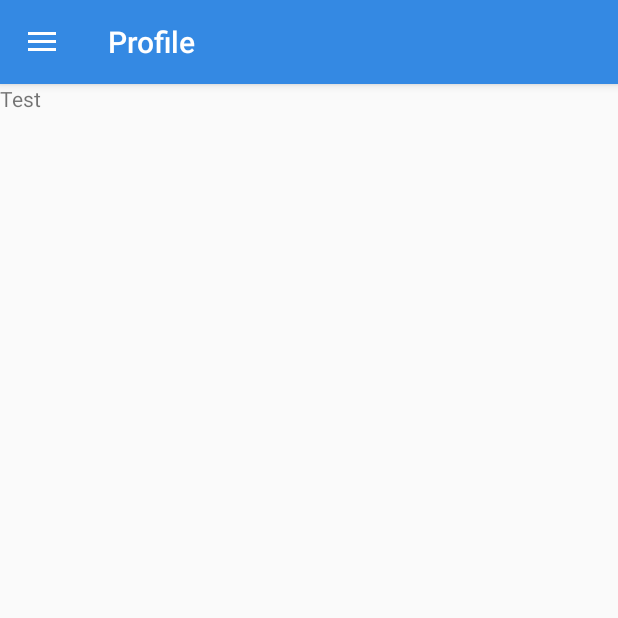
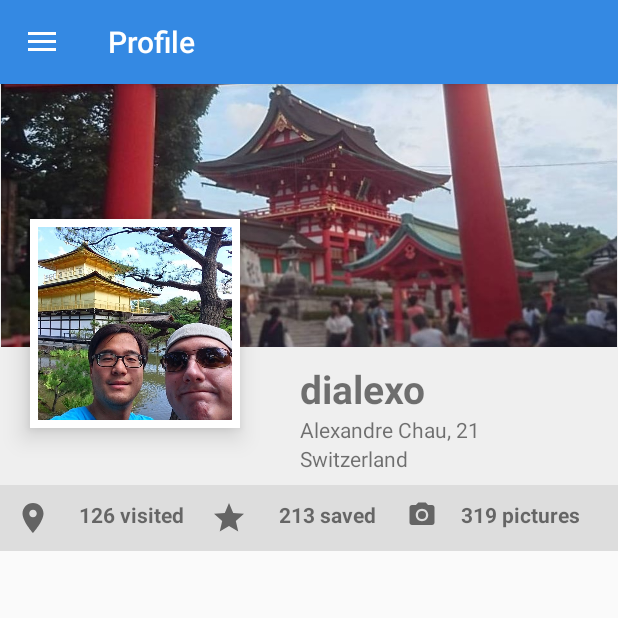
Before and after one commit to codeofmochi/Fiktion, an Android app: the ProfileActivity screen opened directly, with no data from a screen before it, on a phone screen of 412 x 824 dp, the top half of it. Run offline under Robolectric (Android 15) with nearby library versions, the phone set to English and light mode, and no system bars.

Commit message:
Start designing profile UI

```diff
--- /dev/null
+++ b/app/src/main/res/drawable/star_icon_24.xml
@@ -0,0 +1,9 @@
+<vector xmlns:android="http://schemas.android.com/apk/res/android"
+        android:width="24dp"
+        android:height="24dp"
+        android:viewportWidth="24.0"
+        android:viewportHeight="24.0">
+    <path
+        android:fillColor="#FF000000"
+        android:pathData="M12,17.27L18.18,21l-1.64,-7.03L22,9.24l-7.19,-0.61L12,2 9.19,8.63 2,9.24l5.46,4.73L5.82,21z"/>
+</vector>
--- a/app/src/main/res/layout/activity_profile.xml
+++ b/app/src/main/res/layout/activity_profile.xml
@@ -2,22 +2,126 @@
 <android.support.constraint.ConstraintLayout xmlns:android="http://schemas.android.com/apk/res/android"
     xmlns:app="http://schemas.android.com/apk/res-auto"
     xmlns:tools="http://schemas.android.com/tools"
+    android:id="@+id/profileMain"
     android:layout_width="match_parent"
     android:layout_height="match_parent"
+    android:background="#EFEFEF"
     tools:context="ch.epfl.sweng.fiktion.views.ProfileActivity">
 
-    <ScrollView
-        android:id="@+id/profileMain"
+    <ImageView
+        android:id="@+id/userBanner"
         android:layout_width="match_parent"
         android:layout_height="wrap_content"
+        android:adjustViewBounds="true"
+        android:contentDescription="@string/user_banner"
         app:layout_constraintStart_toStartOf="parent"
-        app:layout_constraintTop_toTopOf="parent">
+        app:layout_constraintTop_toTopOf="parent"
+        app:srcCompat="@drawable/dialexo_banner" />
+
+    <ImageView
+        android:id="@+id/userProfilePicture"
+        android:layout_width="140dp"
+        android:layout_height="wrap_content"
+        android:layout_marginStart="20dp"
+        android:layout_marginTop="90dp"
+        android:adjustViewBounds="true"
+        android:background="@color/white"
+        android:contentDescription="@string/user_profile_picture"
+        android:cropToPadding="true"
+        android:elevation="10dp"
+        android:padding="5dp"
+        app:layout_constraintStart_toStartOf="parent"
+        app:layout_constraintTop_toTopOf="parent"
+        app:srcCompat="@drawable/dialexo_user_picture" />
+
+    <LinearLayout
+        android:id="@+id/linearLayout2"
+        android:layout_width="225dp"
+        android:layout_height="wrap_content"
+        android:layout_marginStart="200dp"
+        android:layout_marginTop="10dp"
+        android:orientation="vertical"
+        app:layout_constraintStart_toStartOf="parent"
+        app:layout_constraintTop_toBottomOf="@+id/userBanner">
 
         <TextView
-            android:layout_width="wrap_content"
+            android:id="@+id/username"
+            android:layout_width="match_parent"
             android:layout_height="wrap_content"
-            android:text="Test"/>
+            android:text="dialexo"
+            android:textSize="26sp"
+            android:textStyle="bold"
+            tools:ignore="HardcodedText" /><!-- text will change dynamically -->
 
-    </ScrollView>
+        <TextView
+            android:id="@+id/userRealInfos"
+            android:layout_width="match_parent"
+            android:layout_height="wrap_content"
+            android:text="Alexandre Chau, 21"
+            tools:ignore="HardcodedText" /><!-- text will change dynamically -->
+
+        <TextView
+            android:id="@+id/userCountry"
+            android:layout_width="match_parent"
+            android:layout_height="wrap_content"
+            android:text="Switzerland"
+            tools:ignore="HardcodedText" /><!-- text will change dynamically -->
+    </LinearLayout>
+
+    <LinearLayout
+        android:id="@+id/stats"
+        android:layout_width="match_parent"
+        android:layout_height="wrap_content"
+        android:layout_marginTop="8dp"
+        android:background="#DDDDDD"
+        android:orientation="horizontal"
+        android:padding="10dp"
+        app:layout_constraintEnd_toEndOf="parent"
+        app:layout_constraintStart_toStartOf="parent"
+        app:layout_constraintTop_toBottomOf="@+id/linearLayout2">
+
+        <TextView
+            android:id="@+id/visitedCount"
+            android:layout_width="0dp"
+            android:layout_height="wrap_content"
+            android:layout_weight="1"
+            android:textStyle="bold"
+            android:textSize="14sp"
+            android:text="126 visited"
+            android:textAlignment="center"
+            android:drawableStart="@drawable/location_icon"
+            android:drawableTint="@color/darkGray"
+            tools:ignore="HardcodedText"
+            tools:targetApi="m" /><!-- text will change dynamically -->
+
+        <TextView
+            android:id="@+id/savedCount"
+            android:layout_width="0dp"
+            android:layout_height="wrap_content"
+            android:layout_weight="1"
+            android:textStyle="bold"
+            android:textSize="14sp"
+            android:text="213 saved"
+            android:textAlignment="center"
+            android:drawableStart="@drawable/star_icon_24"
+            android:drawableTint="@color/darkGray"
+            tools:ignore="HardcodedText"
+            tools:targetApi="m" /><!-- text will change dynamically -->
+
+        <TextView
+            android:id="@+id/photosCount"
+            android:layout_width="0dp"
+            android:layout_height="wrap_content"
+            android:layout_weight="1"
+            android:textStyle="bold"
+            android:textSize="14sp"
+            android:text="319 pictures"
+            android:textAlignment="center"
+            android:drawableStart="@drawable/camera_icon"
+            android:drawableTint="@color/darkGray"
+            tools:ignore="HardcodedText"
+            tools:targetApi="m" /><!-- text will change dynamically -->
+    </LinearLayout>
+
 
 </android.support.constraint.ConstraintLayout>
--- a/app/src/main/res/values/strings.xml
+++ b/app/src/main/res/values/strings.xml
@@ -74,4 +74,6 @@
     <string name="save_account_settings">Save account settings</string>
     <string name="fiktion_app_logo">Fiktion app logo</string>
     <string name="change">Change</string>
+    <string name="user_banner">User banner</string>
+    <string name="user_profile_picture">User profile picture</string>
 </resources>
```
Also changed, not shown: app/src/main/res/drawable-mdpi/dialexo_banner.jpg (added), app/src/main/res/drawable-mdpi/dialexo_user_picture.jpg (added).
